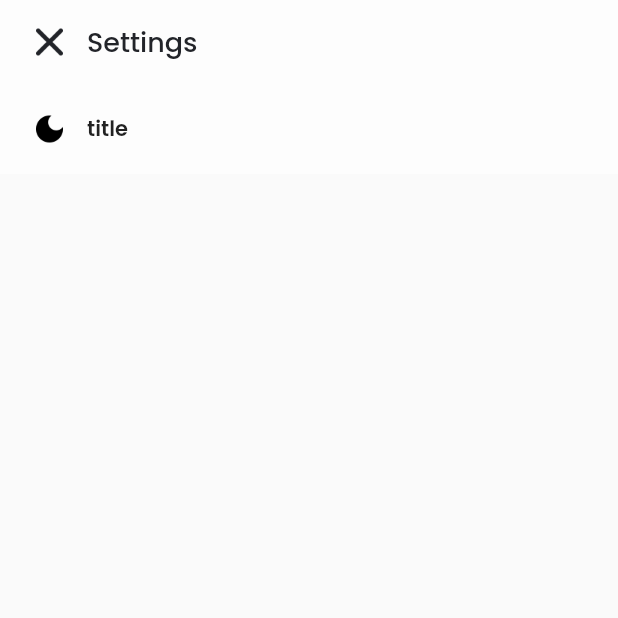
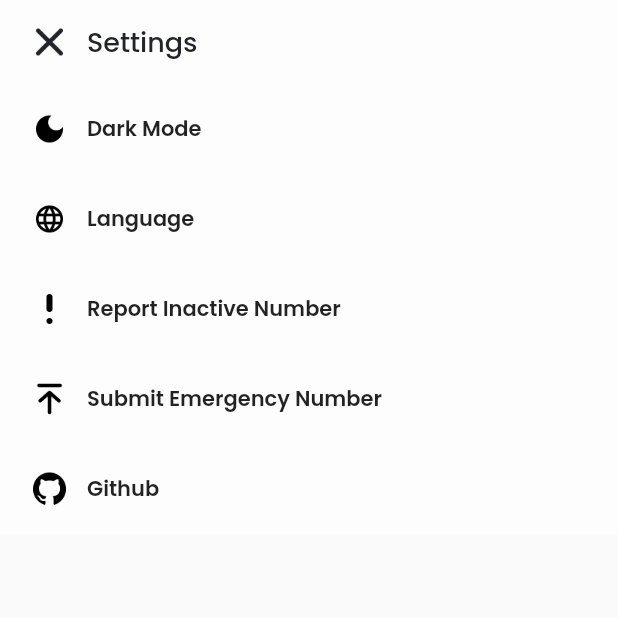
Before and after one commit to syaifakmal/darurat, a Flutter app: the Settings screen opened directly, on a phone screen of 412 x 824 dp, the top half of it. Run offline on Flutter 3.47's test engine with Material 2 defaults, Android fonts, the phone set to English and light mode, and no system bars; our stand-ins replace flutter_screenutil.

Commit message:
settings

```diff
--- a/lib/view/home/widgets/card_widget.dart
+++ b/lib/view/home/widgets/card_widget.dart
@@ -46,7 +46,7 @@ class CardTile extends StatelessWidget {
             const SizedBox(width: 8),
             Container(
               // color: Colors.orange,
-              width: Size.flexibleWidth(context, 45),
+              width: Size.flexibleWidth(context, 60),
               child: Text(
                 title!,
                 style: Poppins.semiBold.copyWith(fontSize: 14),
--- a/lib/view/options/settings.dart
+++ /dev/null
@@ -1,60 +0,0 @@
-import 'package:darurat/utils/colors.dart';
-import 'package:darurat/utils/fonts.dart.dart';
-import 'package:darurat/utils/images.dart';
-import 'package:darurat/utils/size.dart';
-import 'package:darurat/view/home/widgets/card_widget.dart';
-import 'package:darurat/view/widgets/app_bar_icon.dart';
-import 'package:flutter/material.dart';
-import 'package:flutter_screenutil/flutter_screenutil.dart';
-
-class Settings extends StatefulWidget {
-  const Settings({Key? key}) : super(key: key);
-
-  @override
-  State<Settings> createState() => _SettingsState();
-}
-
-class _SettingsState extends State<Settings> {
-  @override
-  Widget build(BuildContext context) {
-    return Scaffold(
-      body: SafeArea(
-        child: CustomScrollView(
-          slivers: [
-            SliverAppBar(
-              automaticallyImplyLeading: false,
-              backgroundColor: white,
-              titleSpacing: 0,
-              elevation: 0,
-              floating: true,
-              title: Container(
-                padding: const EdgeInsets.symmetric(horizontal: 16),
-                child: Row(
-                  mainAxisAlignment: MainAxisAlignment.start,
-                  crossAxisAlignment: CrossAxisAlignment.center,
-                  children: [
-                    AppBarIcon(
-                      Images.iconClose,
-                      onTap: () => Navigator.of(context).pop(),
-                      tooltip: 'Back',
-                    ),
-                    const SizedBox(width: 8),
-                    Text('Settings', style: Poppins.medium.copyWith(fontSize: 18, color: black),)
-                  ],
-                ),
-              ),
-            ),
-            SliverFillRemaining(
-              hasScrollBody: false,
-              child: Column(
-                children: [
-                  CardTile(onTap: null, icon: Images.iconMoon, title: 'title', subtitle: 'subtitle')
-                ],
-              )
-            )
-          ],
-        ),
-      ),
-    );
-  }
-}
--- /dev/null
+++ b/lib/view/settings/settings.dart
@@ -0,0 +1,61 @@
+import 'package:darurat/utils/colors.dart';
+import 'package:darurat/utils/fonts.dart.dart';
+import 'package:darurat/utils/images.dart';
+import 'package:darurat/utils/size.dart';
+import 'package:darurat/view/home/widgets/card_widget.dart';
+import 'package:darurat/view/widgets/app_bar_icon.dart';
+import 'package:flutter/material.dart';
+import 'package:flutter_screenutil/flutter_screenutil.dart';
+
+class Settings extends StatefulWidget {
+  const Settings({Key? key}) : super(key: key);
+
+  @override
+  State<Settings> createState() => _SettingsState();
+}
+
+class _SettingsState extends State<Settings> {
+  @override
+  Widget build(BuildContext context) {
+    return Scaffold(
+      body: SafeArea(
+        child: CustomScrollView(
+          slivers: [
+            SliverAppBar(
+              automaticallyImplyLeading: false,
+              backgroundColor: white,
+              titleSpacing: 0,
+              elevation: 0,
+              floating: true,
+              title: Row(
+                mainAxisAlignment: MainAxisAlignment.start,
+                crossAxisAlignment: CrossAxisAlignment.center,
+                children: [
+                  AppBarIcon(
+                    Images.iconClose,
+                    onTap: () => Navigator.of(context).pop(),
+                    tooltip: 'Back',
+                    leftPadding: 16,
+                    rightPadding: 8,
+                  ),
+                  Text('Settings', style: Poppins.medium.copyWith(fontSize: 18, color: black))
+                ],
+              ),
+            ),
+            SliverFillRemaining(
+                hasScrollBody: false,
+                child: Column(
+                  children: const [
+                    CardTile(onTap: null, icon: Images.iconMoon, title: 'Dark Mode'),
+                    CardTile(onTap: null, icon: Images.iconLanguage, title: 'Language'),
+                    CardTile(onTap: null, icon: Images.iconReport, title: 'Report Inactive Number'),
+                    CardTile(onTap: null, icon: Images.iconUpload, title: 'Submit Emergency Number'),
+                    CardTile(onTap: null, icon: Images.imageGithub, title: 'Github'),
+                  ],
+                ))
+          ],
+        ),
+      ),
+    );
+  }
+}
--- a/lib/view/widgets/app_bar_icon.dart
+++ b/lib/view/widgets/app_bar_icon.dart
@@ -4,11 +4,15 @@ class AppBarIcon extends StatelessWidget {
   final String image;
   final VoidCallback? onTap;
   final String? tooltip;
+  final double leftPadding;
+  final double rightPadding;
 
   const AppBarIcon(
     this.image, {
     this.onTap,
     this.tooltip,
+    this.leftPadding = 0,
+    this.rightPadding = 0,
     Key? key,
   }) : super(key: key);
 
@@ -18,7 +22,8 @@ class AppBarIcon extends StatelessWidget {
       message: tooltip ?? '',
       child: InkWell(
         onTap: onTap,
-        child: SizedBox(
+        child: Container(
+          padding: EdgeInsets.only(left: leftPadding, right: rightPadding),
           height: 56,
           child: Center(
             child: Container(
```
Also changed, not shown: lib/view/home/home.dart (+18 -11 lines).
